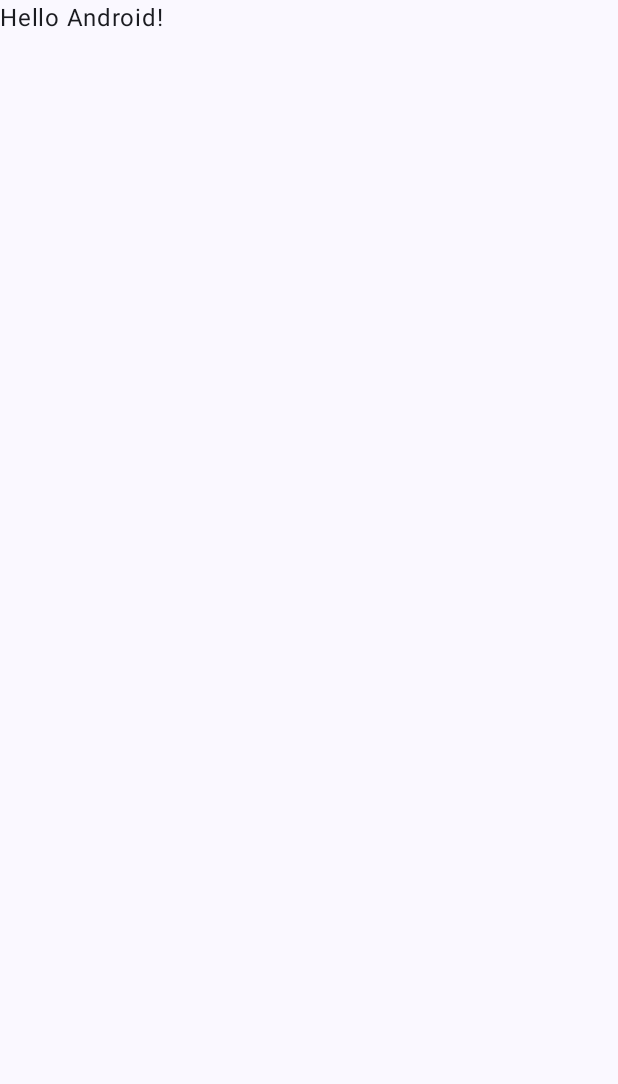
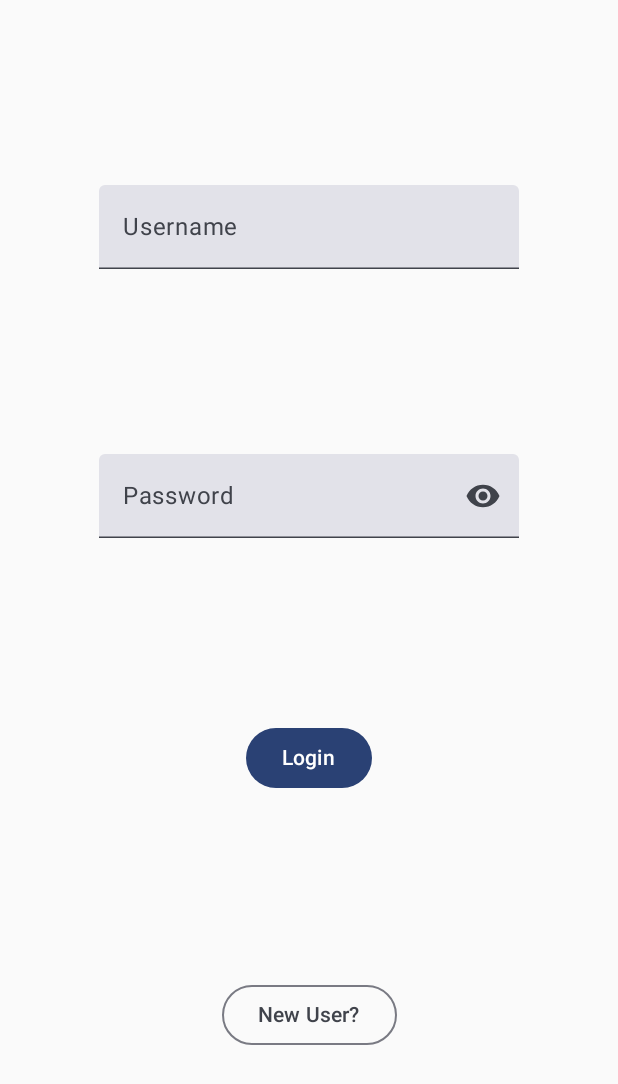
Before and after one commit to SaiDheerajPeketi/Major-Project-Android, an Android app built with Jetpack Compose: the screen it shows after launch (MainActivity), on a phone screen of 412 x 824 dp. Before the commit the part shown is almost empty. Shown: the top 1084 px of the screen. Run offline under Robolectric (Android 15) with nearby library versions, the phone set to English and light mode, and no system bars.

Commit message:
Add Login Page

```diff
--- a/app/build.gradle.kts
+++ b/app/build.gradle.kts
@@ -59,11 +59,13 @@ dependencies {
     implementation("androidx.compose.ui:ui-graphics")
     implementation("androidx.compose.ui:ui-tooling-preview")
     implementation("androidx.compose.material3:material3")
+    implementation(platform("androidx.compose:compose-bom:2023.08.00"))
     testImplementation("junit:junit:4.13.2")
     androidTestImplementation("androidx.test.ext:junit:1.1.5")
     androidTestImplementation("androidx.test.espresso:espresso-core:3.5.1")
     androidTestImplementation(platform("androidx.compose:compose-bom:2023.08.00"))
     androidTestImplementation("androidx.compose.ui:ui-test-junit4")
+    androidTestImplementation(platform("androidx.compose:compose-bom:2023.08.00"))
     debugImplementation("androidx.compose.ui:ui-tooling")
     debugImplementation("androidx.compose.ui:ui-test-manifest")
 }
--- a/app/src/main/AndroidManifest.xml
+++ b/app/src/main/AndroidManifest.xml
@@ -13,6 +13,11 @@
         android:theme="@style/Theme.MiniProject"
         tools:targetApi="31">
         <activity
+            android:name=".RegisterActivity"
+            android:exported="false"
+            android:label="@string/title_activity_register"
+            android:theme="@style/Theme.MiniProject" />
+        <activity
             android:name=".MainActivity"
             android:exported="true"
             android:label="@string/app_name"
--- a/app/src/main/java/com/invincible/miniproject/MainActivity.kt
+++ b/app/src/main/java/com/invincible/miniproject/MainActivity.kt
@@ -1,15 +1,39 @@
 package com.invincible.miniproject
 
+import android.content.Intent
 import android.os.Bundle
+import android.widget.Toast
 import androidx.activity.ComponentActivity
 import androidx.activity.compose.setContent
+import androidx.compose.foundation.layout.Arrangement
+import androidx.compose.foundation.layout.Column
+import androidx.compose.foundation.layout.Row
+import androidx.compose.foundation.layout.Spacer
 import androidx.compose.foundation.layout.fillMaxSize
+import androidx.compose.foundation.layout.fillMaxWidth
+import androidx.compose.foundation.layout.width
+import androidx.compose.foundation.text.KeyboardOptions
+import androidx.compose.material3.Button
+import androidx.compose.material3.Icon
+import androidx.compose.material3.IconButton
 import androidx.compose.material3.MaterialTheme
+import androidx.compose.material3.OutlinedButton
 import androidx.compose.material3.Surface
 import androidx.compose.material3.Text
+import androidx.compose.material3.TextField
 import androidx.compose.runtime.Composable
+import androidx.compose.runtime.getValue
+import androidx.compose.runtime.mutableStateOf
+import androidx.compose.runtime.remember
+import androidx.compose.runtime.setValue
+import androidx.compose.ui.Alignment
 import androidx.compose.ui.Modifier
+import androidx.compose.ui.res.painterResource
+import androidx.compose.ui.text.input.KeyboardType
+import androidx.compose.ui.text.input.PasswordVisualTransformation
+import androidx.compose.ui.text.input.VisualTransformation
 import androidx.compose.ui.tooling.preview.Preview
+import androidx.compose.ui.unit.dp
 import com.invincible.miniproject.ui.theme.MiniProjectTheme
 
 class MainActivity : ComponentActivity() {
@@ -17,30 +41,72 @@ class MainActivity : ComponentActivity() {
         super.onCreate(savedInstanceState)
         setContent {
             MiniProjectTheme {
-                // A surface container using the 'background' color from the theme
-                Surface(
+                var userNameInput by remember {
+                    mutableStateOf("")
+                }
+                var password by remember {
+                    mutableStateOf("")
+                }
+                var passwordVisibility by remember {
+                    mutableStateOf(false)
+                }
+                val icon = if (passwordVisibility)
+                    painterResource(id = R.drawable.show_star)
+                else
+                    painterResource(id = R.drawable.show_eye)
+
+                Column(
                     modifier = Modifier.fillMaxSize(),
-                    color = MaterialTheme.colorScheme.background
+                    verticalArrangement = Arrangement.SpaceEvenly,
+                    horizontalAlignment = Alignment.CenterHorizontally
                 ) {
-                    Greeting("Android")
+                    TextField(
+                        value = userNameInput,
+                        onValueChange = {
+                            userNameInput = it
+                        },
+                        placeholder = { Text(text = "Username") }
+                    )
+
+                    TextField(
+                        value = password,
+                        keyboardOptions = KeyboardOptions(keyboardType = KeyboardType.Password),
+                        onValueChange = {
+                            password = it
+                        },
+                        placeholder = { Text(text = "Password") },
+                        trailingIcon = {
+                            IconButton(onClick = {
+                                passwordVisibility = !passwordVisibility
+                            }) {
+                                Icon(
+                                    painter = icon,
+                                    contentDescription = "Visibility Icon"
+                                )
+                            }
+                        },
+                        visualTransformation = if (passwordVisibility) VisualTransformation.None
+                        else PasswordVisualTransformation()
+                    )
+
+                    Button(
+                        onClick = {
+//                           Toast.makeText(this@MainActivity, userNameInput, Toast.LENGTH_LONG).show()
+//                           Toast.makeText(this@MainActivity, password, Toast.LENGTH_LONG).show()
+                        }
+                    ) {
+                        Text(text = "Login")
+                    }
+
+                    OutlinedButton(
+                            onClick = {
+                                val intent: Intent = Intent()
+                            }
+                        ) {
+                            Text(text = "New User?")
+                        }
                 }
             }
         }
     }
 }
-
-@Composable
-fun Greeting(name: String, modifier: Modifier = Modifier) {
-    Text(
-        text = "Hello $name!",
-        modifier = modifier
-    )
-}
-
-@Preview(showBackground = true)
-@Composable
-fun GreetingPreview() {
-    MiniProjectTheme {
-        Greeting("Android")
-    }
-}
--- /dev/null
+++ b/app/src/main/res/drawable/show_eye.xml
@@ -0,0 +1,5 @@
+<vector android:height="24dp" android:tint="#000000"
+    android:viewportHeight="24" android:viewportWidth="24"
+    android:width="24dp" xmlns:android="http://schemas.android.com/apk/res/android">
+    <path android:fillColor="@android:color/white" android:pathData="M12,4.5C7,4.5 2.73,7.61 1,12c1.73,4.39 6,7.5 11,7.5s9.27,-3.11 11,-7.5c-1.73,-4.39 -6,-7.5 -11,-7.5zM12,17c-2.76,0 -5,-2.24 -5,-5s2.24,-5 5,-5 5,2.24 5,5 -2.24,5 -5,5zM12,9c-1.66,0 -3,1.34 -3,3s1.34,3 3,3 3,-1.34 3,-3 -1.34,-3 -3,-3z"/>
+</vector>
--- /dev/null
+++ b/app/src/main/res/drawable/show_star.xml
@@ -0,0 +1,5 @@
+<vector android:height="24dp" android:tint="#000000"
+    android:viewportHeight="24" android:viewportWidth="24"
+    android:width="24dp" xmlns:android="http://schemas.android.com/apk/res/android">
+    <path android:fillColor="@android:color/white" android:pathData="M2,17h20v2H2V17zM3.15,12.95L4,11.47l0.85,1.48l1.3,-0.75L5.3,10.72H7v-1.5H5.3l0.85,-1.47L4.85,7L4,8.47L3.15,7l-1.3,0.75L2.7,9.22H1v1.5h1.7L1.85,12.2L3.15,12.95zM9.85,12.2l1.3,0.75L12,11.47l0.85,1.48l1.3,-0.75l-0.85,-1.48H15v-1.5h-1.7l0.85,-1.47L12.85,7L12,8.47L11.15,7l-1.3,0.75l0.85,1.47H9v1.5h1.7L9.85,12.2zM23,9.22h-1.7l0.85,-1.47L20.85,7L20,8.47L19.15,7l-1.3,0.75l0.85,1.47H17v1.5h1.7l-0.85,1.48l1.3,0.75L20,11.47l0.85,1.48l1.3,-0.75l-0.85,-1.48H23V9.22z"/>
+</vector>
--- a/app/src/main/res/values/strings.xml
+++ b/app/src/main/res/values/strings.xml
@@ -1,3 +1,4 @@
 <resources>
     <string name="app_name">MiniProject</string>
+    <string name="title_activity_register">RegisterActivity</string>
 </resources>
```
Also changed, not shown: app/src/main/java/com/invincible/miniproject/RegisterActivity.kt (added, +46 -0 lines).
